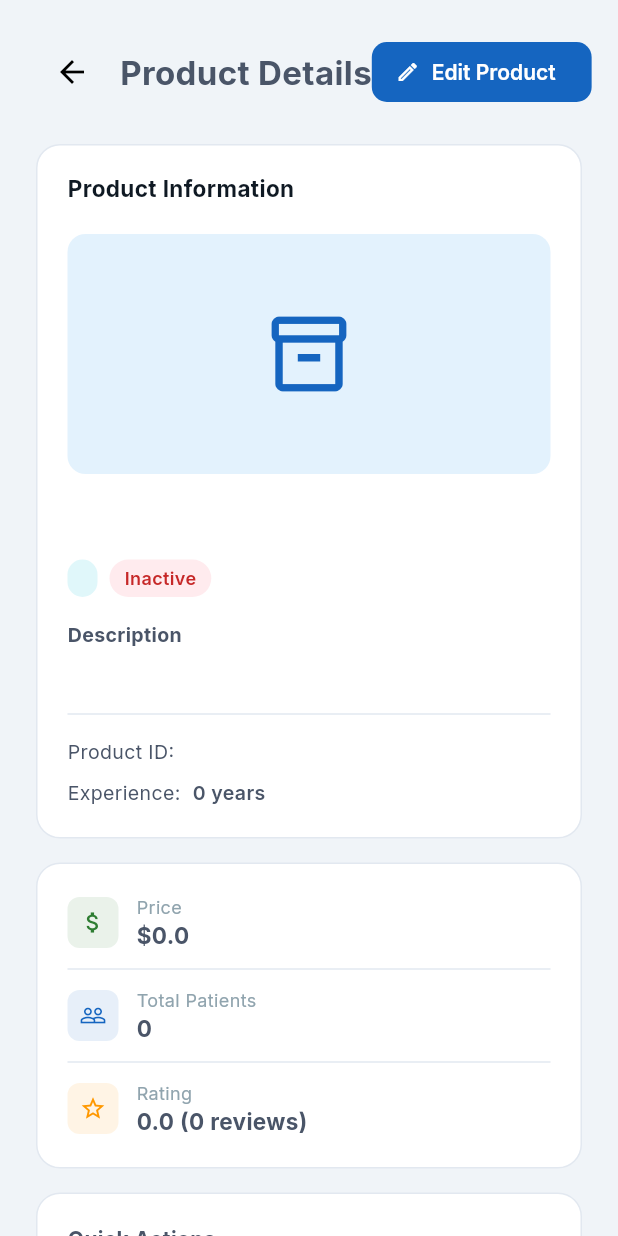
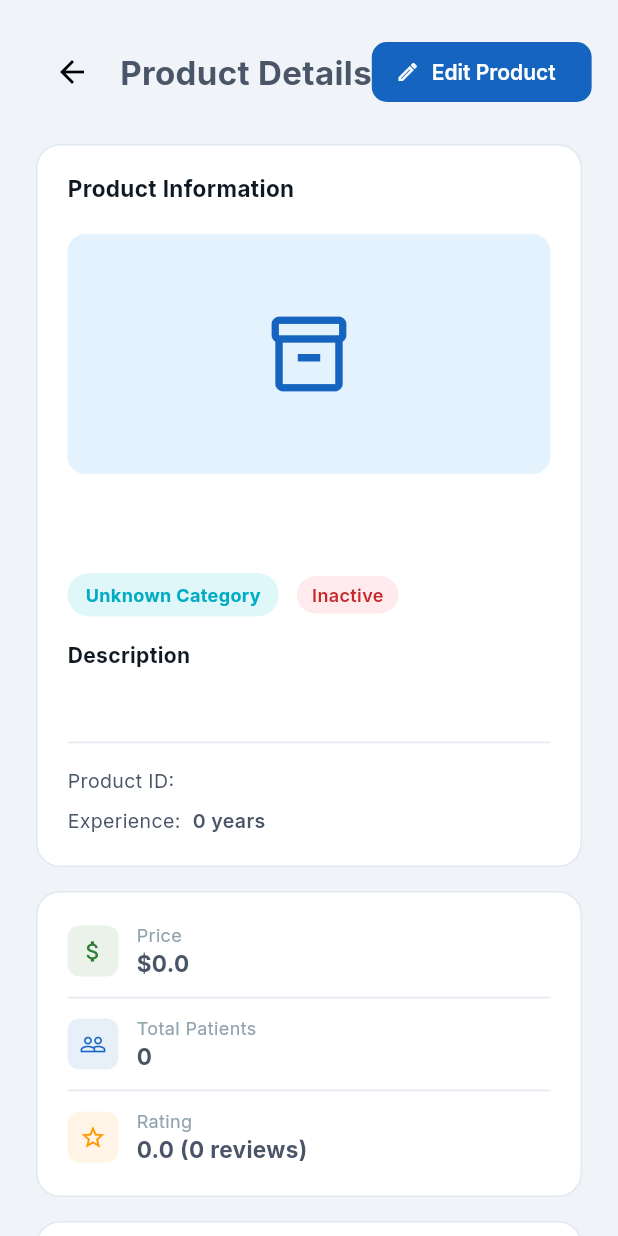
Before and after one commit to Medhavi0121/medigo-admin, a Flutter app: the ProductDetailsScreen screen opened directly with empty values, on a phone screen of 412 x 824 dp. Run offline on Flutter 3.47's test engine with Material 3 defaults, Android fonts, the phone set to English and light mode, and no system bars; our stand-ins replace cloud_firestore, firebase_auth, firebase_core, firebase_storage, fl_chart, flutter_svg and 2 more; accounts and stored records are empty.

Commit message:
fix: Firestore data loading regressions and improve product screens
- Fixed Firestore collection names to lowercase (users, categories, products, bookings) to resolve data loading issues.
- Fixed Dashboard "Recent Bookings" visibility and added a loading state.
- Updated Product screens to resolve and display category names using CategoryProvider.
- Improved ProductDetailsScreen layout and typography.
- Refined list row padding and UI consistency across all screens.

Co-authored-by: Medhavi0121 <183200677+Medhavi0121@users.noreply.github.com>

```diff
--- a/lib/core/constants/app_constants.dart
+++ b/lib/core/constants/app_constants.dart
@@ -1,9 +1,9 @@
 class AppConstants {
   // Firestore Collections
-  static const String usersCollection = 'Users';
-  static const String categoriesCollection = 'Categories';
-  static const String productsCollection = 'Products';
-  static const String bookingsCollection = 'Bookings';
+  static const String usersCollection = 'users';
+  static const String categoriesCollection = 'categories';
+  static const String productsCollection = 'products';
+  static const String bookingsCollection = 'bookings';
 
   // Storage Paths
   static const String categoryImagesPath = 'categories/';
--- a/lib/views/products/product_details_screen.dart
+++ b/lib/views/products/product_details_screen.dart
@@ -4,6 +4,7 @@ import 'package:provider/provider.dart';
 import '../../core/constants/app_colors.dart';
 import '../../core/utils/helpers.dart';
 import '../../models/product_model.dart';
+import '../../providers/category_provider.dart';
 import '../../providers/product_provider.dart';
 import '../common/topbar.dart';
 
@@ -122,27 +123,35 @@ class _ProductInfoCard extends StatelessWidget {
               child: const Center(child: Icon(Icons.inventory_2_outlined, size: 60, color: AppColors.primary)),
             ),
           const SizedBox(height: 20),
-          Text(product.name, style: const TextStyle(fontSize: 20, fontWeight: FontWeight.w800)),
-          const SizedBox(height: 8),
+              Text(product.name, style: const TextStyle(fontSize: 24, fontWeight: FontWeight.w800)),
+              const SizedBox(height: 12),
           Row(
             children: [
-              Container(
-                padding: const EdgeInsets.symmetric(horizontal: 10, vertical: 4),
-                decoration: BoxDecoration(
-                  color: AppColors.accentLight,
-                  borderRadius: BorderRadius.circular(20),
-                ),
-                child: Text(product.categoryId,
-                    style: const TextStyle(fontSize: 12, color: AppColors.accent, fontWeight: FontWeight.w600)),
+                  Consumer<CategoryProvider>(
+                    builder: (context, catProvider, _) {
+                      final results = catProvider.allCategories.where((c) => c.id == product.categoryId);
+                      final cat = results.isNotEmpty ? results.first : null;
+                      return Container(
+                        padding: const EdgeInsets.symmetric(horizontal: 12, vertical: 6),
+                        decoration: BoxDecoration(
+                          color: AppColors.accentLight,
+                          borderRadius: BorderRadius.circular(20),
+                        ),
+                        child: Text(
+                          cat != null ? (cat as dynamic).name : 'Unknown Category',
+                          style: const TextStyle(fontSize: 12, color: AppColors.accent, fontWeight: FontWeight.w700),
+                        ),
+                      );
+                    },
               ),
-              const SizedBox(width: 8),
+                  const SizedBox(width: 12),
               StatusBadge(status: product.status ? 'active' : 'inactive'),
             ],
           ),
           const SizedBox(height: 16),
-          const Text('Description', style: TextStyle(fontSize: 13, fontWeight: FontWeight.w700, color: AppColors.textSecondary)),
-          const SizedBox(height: 6),
-          Text(product.description, style: const TextStyle(fontSize: 14, color: AppColors.textSecondary, height: 1.5)),
+          const Text('Description', style: TextStyle(fontSize: 14, fontWeight: FontWeight.w700, color: AppColors.textPrimary)),
+          const SizedBox(height: 8),
+          Text(product.description, style: const TextStyle(fontSize: 15, color: AppColors.textSecondary, height: 1.6)),
           const Divider(height: 32, color: AppColors.cardBorder),
           _DetailRow(label: 'Product ID', value: product.id),
           const SizedBox(height: 8),
```
Also changed, not shown: lib/views/dashboard/dashboard_screen.dart (+11 -9 lines), lib/views/products/product_list_screen.dart (+11 -3 lines).
